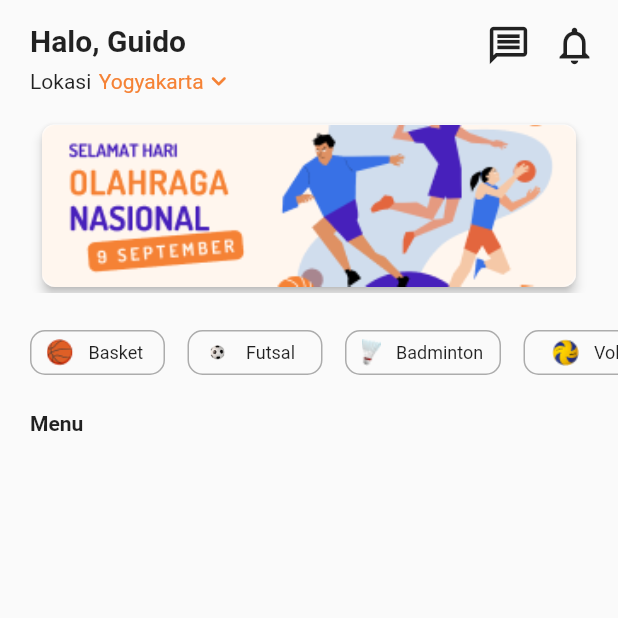
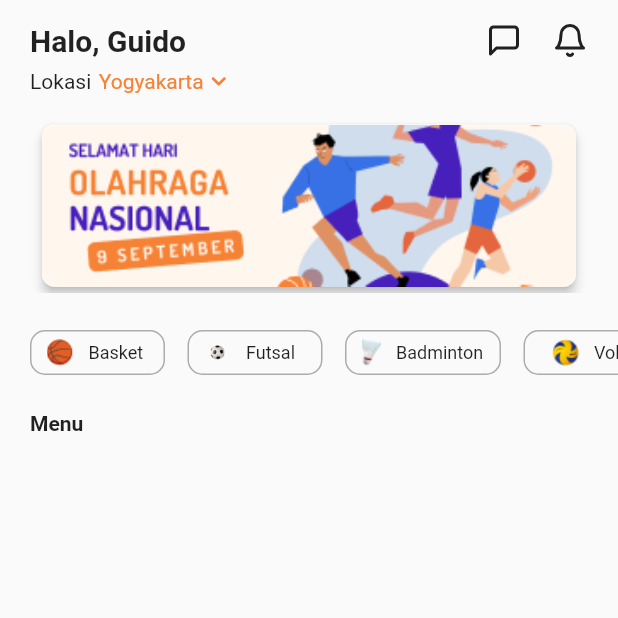
Before and after one commit to GuidoAugusta/FieldFox, a Flutter app: the HomePage screen opened by its route, on a phone screen of 412 x 824 dp, the top half of it. Run offline on Flutter 3.47's test engine with Material 2 defaults, Android fonts, the phone set to English and light mode, and no system bars; drawn by our look-alikes of carousel_slider; our stand-ins replace flutter_feather_icons.

Commit message:
perbaikan icon chat dan notification

```diff
--- a/lib/pages/homepage.dart
+++ b/lib/pages/homepage.dart
@@ -1,5 +1,6 @@
 import 'package:carousel_slider/carousel_slider.dart';
 import 'package:flutter/material.dart';
+import 'package:flutter_feather_icons/flutter_feather_icons.dart';
 
 class HomePage extends StatefulWidget {
   const HomePage({super.key});
@@ -77,7 +78,7 @@ class _HomePageState extends State<HomePage> {
                               highlightColor: Colors.transparent,
                               onPressed: () {},
                               icon: Icon(
-                                Icons.message_outlined,
+                                FeatherIcons.messageSquare,
                                 size: 30,
                               ),
                             ),
@@ -91,7 +92,7 @@ class _HomePageState extends State<HomePage> {
                               highlightColor: Colors.transparent,
                               onPressed: () {},
                               icon: Icon(
-                                Icons.notifications_none_outlined,
+                                FeatherIcons.bell,
                                 size: 30,
                               ),
                             ),
```
